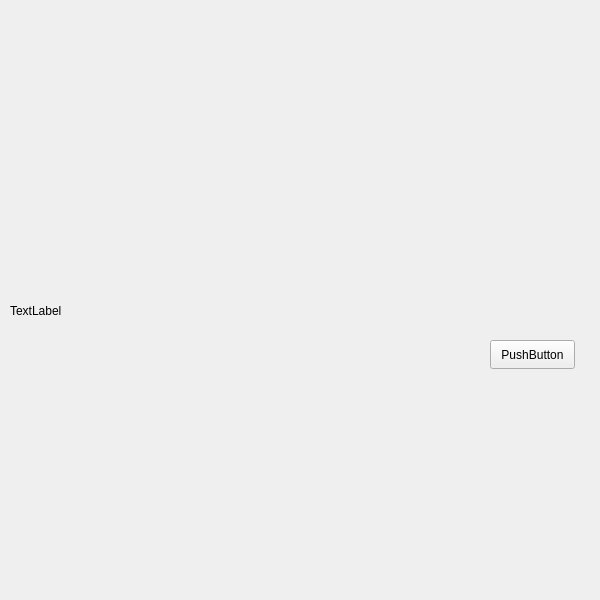
This is widget.ui in Morales1235/Tetris as Qt 5 draws it before an edit. The edited form follows.
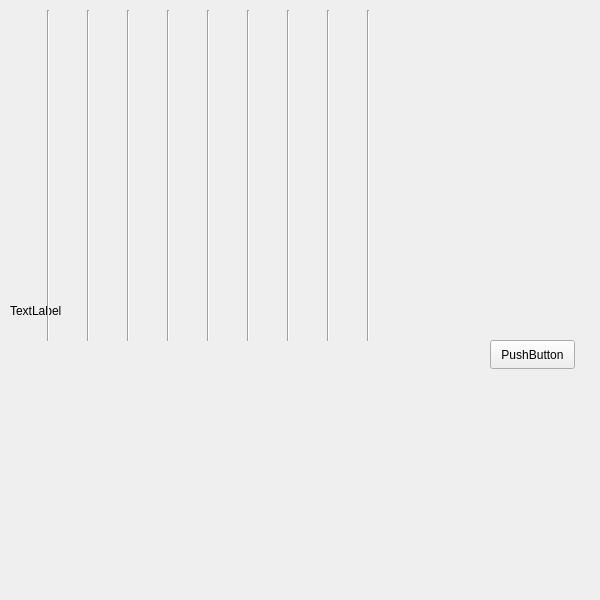
This is the edited form.

The edit to the form file:
```diff
--- a/widget.ui
+++ b/widget.ui
@@ -39,6 +39,123 @@
     <string>PushButton</string>
    </property>
   </widget>
+  <widget class="Line" name="line">
+   <property name="geometry">
+    <rect>
+     <x>40</x>
+     <y>10</y>
+     <width>16</width>
+     <height>331</height>
+    </rect>
+   </property>
+   <property name="orientation">
+    <enum>Qt::Vertical</enum>
+   </property>
+  </widget>
+  <widget class="Line" name="line_2">
+   <property name="geometry">
+    <rect>
+     <x>80</x>
+     <y>10</y>
+     <width>16</width>
+     <height>331</height>
+    </rect>
+   </property>
+   <property name="orientation">
+    <enum>Qt::Vertical</enum>
+   </property>
+  </widget>
+  <widget class="Line" name="line_3">
+   <property name="geometry">
+    <rect>
+     <x>120</x>
+     <y>10</y>
+     <width>16</width>
+     <height>331</height>
+    </rect>
+   </property>
+   <property name="orientation">
+    <enum>Qt::Vertical</enum>
+   </property>
+  </widget>
+  <widget class="Line" name="line_4">
+   <property name="geometry">
+    <rect>
+     <x>160</x>
+     <y>10</y>
+     <width>16</width>
+     <height>331</height>
+    </rect>
+   </property>
+   <property name="orientation">
+    <enum>Qt::Vertical</enum>
+   </property>
+  </widget>
+  <widget class="Line" name="line_5">
+   <property name="geometry">
+    <rect>
+     <x>200</x>
+     <y>10</y>
+     <width>16</width>
+     <height>331</height>
+    </rect>
+   </property>
+   <property name="orientation">
+    <enum>Qt::Vertical</enum>
+   </property>
+  </widget>
+  <widget class="Line" name="line_6">
+   <property name="geometry">
+    <rect>
+     <x>240</x>
+     <y>10</y>
+     <width>16</width>
+     <height>331</height>
+    </rect>
+   </property>
+   <property name="orientation">
+    <enum>Qt::Vertical</enum>
+   </property>
+  </widget>
+  <widget class="Line" name="line_7">
+   <property name="geometry">
+    <rect>
+     <x>280</x>
+     <y>10</y>
+     <width>16</width>
+     <height>331</height>
+    </rect>
+   </property>
+   <property name="orientation">
+    <enum>Qt::Vertical</enum>
+   </property>
+  </widget>
+  <widget class="Line" name="line_8">
+   <property name="geometry">
+    <rect>
+     <x>320</x>
+     <y>10</y>
+     <width>16</width>
+     <height>331</height>
+    </rect>
+   </property>
+   <property name="orientation">
+    <enum>Qt::Vertical</enum>
+   </property>
+  </widget>
+  <widget class="Line" name="line_9">
+   <property name="geometry">
+    <rect>
+     <x>360</x>
+     <y>10</y>
+     <width>16</width>
+     <height>331</height>
+    </rect>
+   </property>
+   <property name="orientation">
+    <enum>Qt::Vertical</enum>
+   </property>
+  </widget>
  </widget>
  <layoutdefault spacing="6" margin="11"/>
  <resources/>
```
